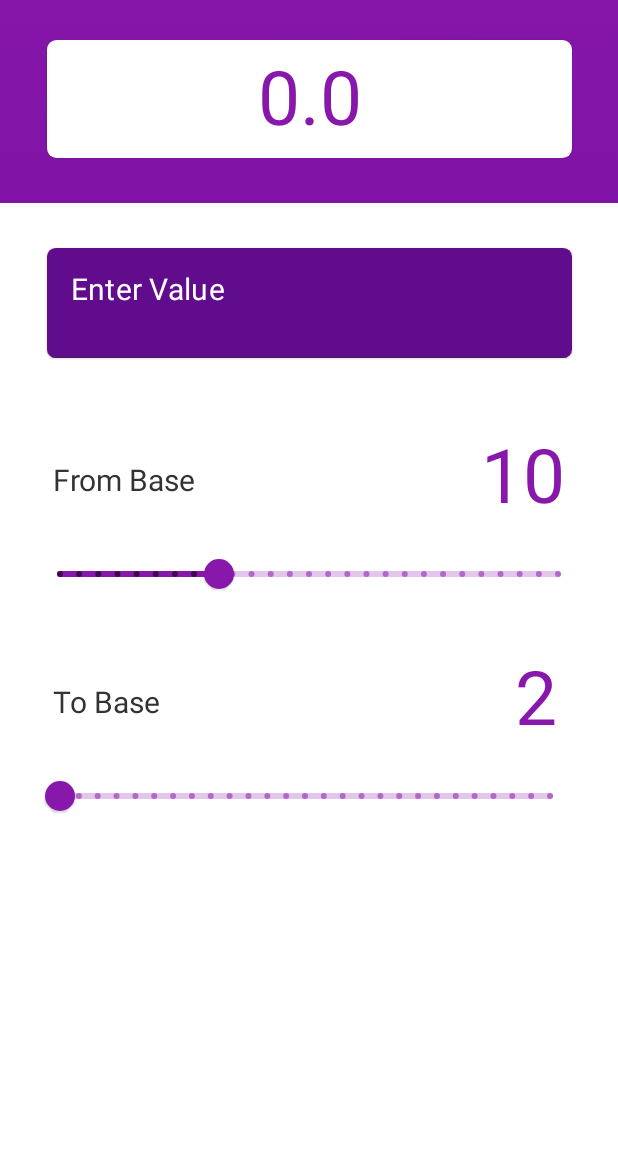
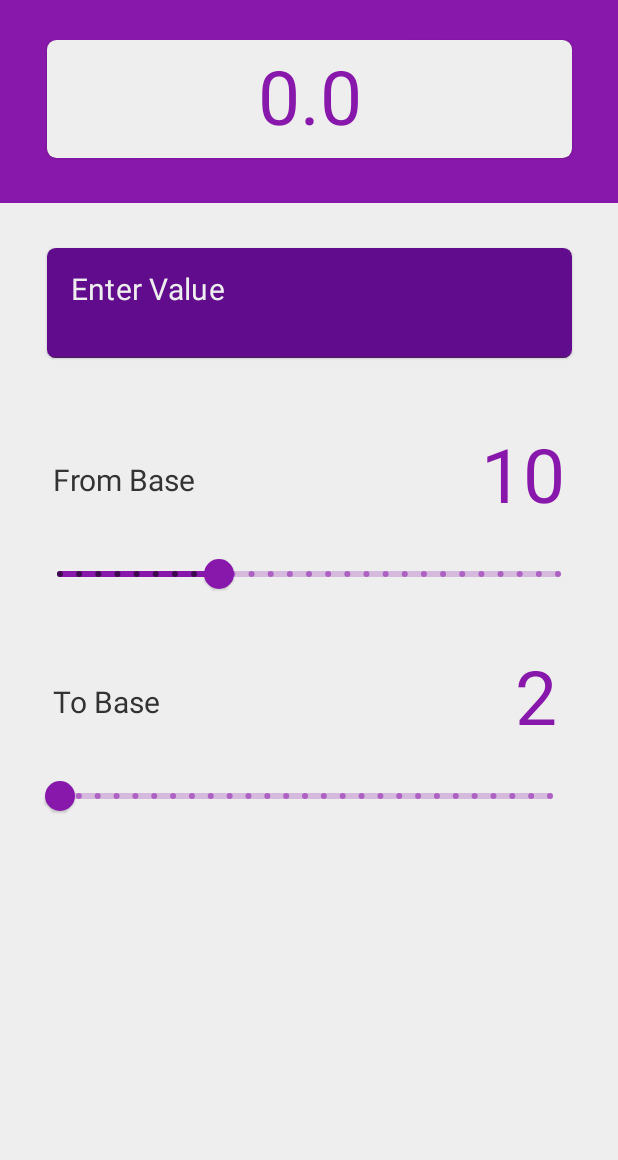
Before and after one commit to maxotuteye/Radix-Calculator, an Android app built with Jetpack Compose: the screen it shows after launch (MainActivity), on a phone screen of 412 x 824 dp, the part 76-1236 px from its top. Run offline under Robolectric (Android 15) with nearby library versions, the phone set to English and light mode, and no system bars.

Commit message:
Major UI and functionality edits

```diff
--- a/app/src/main/java/com/alphago/radixcalculator/MainActivity.kt
+++ b/app/src/main/java/com/alphago/radixcalculator/MainActivity.kt
@@ -1,5 +1,6 @@
 package com.alphago.radixcalculator
 
+import android.graphics.Color
 import android.os.Bundle
 import android.util.Log
 import androidx.activity.ComponentActivity
@@ -39,7 +40,7 @@ class MainActivity : ComponentActivity() {
 		setContent {
 			RadixCalculatorTheme {
 				window.statusBarColor = MaterialTheme.colors.primary.toArgb()
-				window.navigationBarColor = MaterialTheme.colors.primaryVariant.toArgb()
+				window.navigationBarColor = Color.BLACK
 				Surface(
 					modifier = Modifier.background(
 						Brush.radialGradient(
@@ -53,12 +54,7 @@ class MainActivity : ComponentActivity() {
 					Column(
 						modifier = Modifier
 							.background(
-								Brush.verticalGradient(
-									colors = listOf(
-										MaterialTheme.colors.primary,
-										MaterialTheme.colors.primaryVariant
-									)
-								)
+								MaterialTheme.colors.primary
 							)
 							.fillMaxHeight()
 							.fillMaxWidth()
@@ -152,9 +148,13 @@ class MainActivity : ComponentActivity() {
 										color = MaterialTheme.colors.background,
 										fontSize = 35.sp
 									),
-									label = { Text("Enter Value",
-									fontSize = 20.sp,
-									color = MaterialTheme.colors.background) }
+									label = {
+										Text(
+											"Enter Value",
+											fontSize = 20.sp,
+											color = MaterialTheme.colors.background
+										)
+									}
 								)
 							}
 
@@ -264,7 +264,7 @@ fun isNumberInvalid(text: String): Boolean {
 
 fun correctBases(s: String, sliderValue: Int) {
 	//if (sliderValue > nBase) nBase = sliderValue
-	nBase = if (input.value.isNotEmpty()) nBase else 2
+	nBase = /*if (input.value.isNotEmpty()) nBase else*/ 2
 
 	if (s.length <= 45 && !isNumberInvalid(s)) {
 		input.value = s
--- a/app/src/main/java/com/alphago/radixcalculator/algorithm/Algorithm.kt
+++ b/app/src/main/java/com/alphago/radixcalculator/algorithm/Algorithm.kt
@@ -119,7 +119,6 @@ class Algorithm {
 						(charToInt(mantissa[i]).toString().toDouble() *
 								oldBase.toDouble().pow(-abs(i + 1).toDouble())).toFloat()
 					}
-
 			}
 			Log.e("ccx",validateInput("HEY! ${(base10whole + base10frac.toUInt())}"))
 			return validateInput("${(base10whole + base10frac.toUInt())}")
@@ -131,10 +130,10 @@ class Algorithm {
 					if (value.split('.')[1].isNotEmpty()) {
 						value
 					} else "${value}0"
-				} else Long.MAX_VALUE.toString()
+				} else ULong.MAX_VALUE.toString()
 			} else {
 				if (value.contains('+')) {
-					Long.MAX_VALUE.toString() + ".0"
+					ULong.MAX_VALUE.toString() + ".0"
 				} else "$value.0"
 			}
 		}
--- a/app/src/main/java/com/alphago/radixcalculator/ui/theme/Theme.kt
+++ b/app/src/main/java/com/alphago/radixcalculator/ui/theme/Theme.kt
@@ -8,8 +8,8 @@ import androidx.compose.runtime.Composable
 import androidx.compose.ui.graphics.Color
 
 private val DarkColorPalette = darkColors(
-	primary = Color.fromHex("05dddd"),
-	primaryVariant = Color.fromHex("05ddff"),
+	primary = Color.fromHex("05ddff"),
+	primaryVariant = Color.fromHex("05dddd"),
 	secondary = Color.Black,
 	background = Color.fromHex("000000"),
 	surface = Color.White,
@@ -23,7 +23,7 @@ private val LightColorPalette = lightColors(
 	primary = Color.fromHex("8817ab"),
 	primaryVariant = Color.fromHex("67069a"),
 	secondary = Color.Black,
-	background = Color.fromHex("ffffff"),
+	background = Color.fromHex("eeeeee"),
 	surface = Color.White,
 	onPrimary = Color.Black,
 	onSecondary = Color.Black,
--- a/app/src/main/res/mipmap-anydpi-v26/ic_launcher.xml
+++ b/app/src/main/res/mipmap-anydpi-v26/ic_launcher.xml
@@ -1,5 +1,5 @@
 <?xml version="1.0" encoding="utf-8"?>
 <adaptive-icon xmlns:android="http://schemas.android.com/apk/res/android">
     <background android:drawable="@drawable/ic_launcher_background"/>
-    <foreground android:drawable="@mipmap/ic_launcher_foreground"/>
+    <foreground android:drawable="@drawable/ic_launcher_foreground"/>
 </adaptive-icon>
--- a/app/src/main/res/mipmap-anydpi-v26/ic_launcher_round.xml
+++ b/app/src/main/res/mipmap-anydpi-v26/ic_launcher_round.xml
@@ -1,5 +1,5 @@
 <?xml version="1.0" encoding="utf-8"?>
 <adaptive-icon xmlns:android="http://schemas.android.com/apk/res/android">
     <background android:drawable="@drawable/ic_launcher_background"/>
-    <foreground android:drawable="@mipmap/ic_launcher_foreground"/>
+    <foreground android:drawable="@drawable/ic_launcher_foreground"/>
 </adaptive-icon>
--- a/app/src/main/res/values/themes.xml
+++ b/app/src/main/res/values/themes.xml
@@ -2,8 +2,8 @@
     <!-- Base application theme. -->
     <style name="Theme.RadixCalculator" parent="Theme.MaterialComponents.DayNight.DarkActionBar">
         <!-- Primary brand color. -->
-        <item name="colorPrimary">@color/purple_500</item>
-        <item name="colorPrimaryVariant">@color/purple_700</item>
+        <item name="colorPrimary">@color/black</item>
+        <item name="colorPrimaryVariant">@color/black</item>
         <item name="colorOnPrimary">@color/white</item>
         <!-- Secondary brand color. -->
         <item name="colorSecondary">@color/teal_200</item>
```
Also changed, not shown: app/src/main/res/drawable-v24/ic_launcher_foreground.xml (deleted, +0 -30 lines), app/src/main/res/drawable/ic_launcher_foreground.xml (added, +15 -0 lines), app/src/main/ic_launcher-playstore.png, app/src/main/res/mipmap-hdpi/ic_launcher.png (deleted), app/src/main/res/mipmap-hdpi/ic_launcher_round.png (deleted), app/src/main/res/mipmap-mdpi/ic_launcher.png (deleted), app/src/main/res/mipmap-mdpi/ic_launcher_round.png (deleted), app/src/main/res/mipmap-xhdpi/ic_launcher.png (deleted), app/src/main/res/mipmap-xhdpi/ic_launcher_round.png (deleted), app/src/main/res/mipmap-xxhdpi/ic_launcher.png (deleted), app/src/main/res/mipmap-xxhdpi/ic_launcher_round.png (deleted), app/src/main/res/mipmap-xxxhdpi/ic_launcher.png (deleted), app/src/main/res/mipmap-xxxhdpi/ic_launcher_round.png (deleted).
